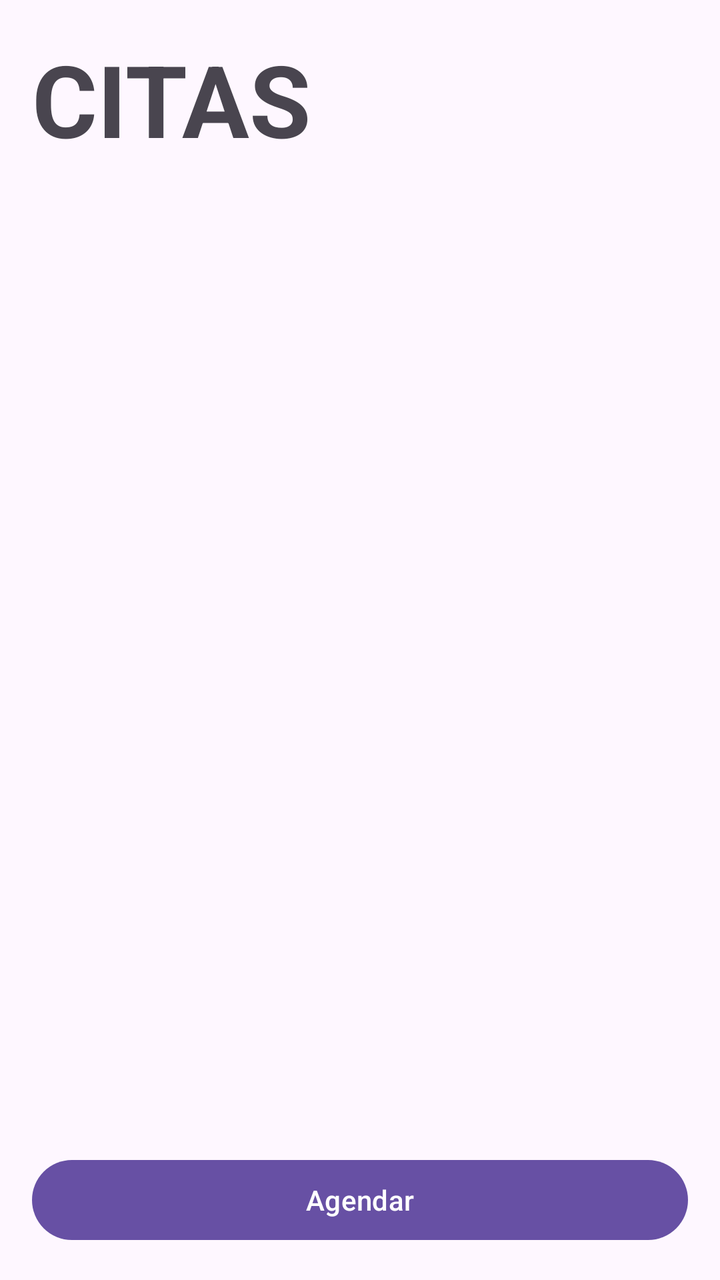
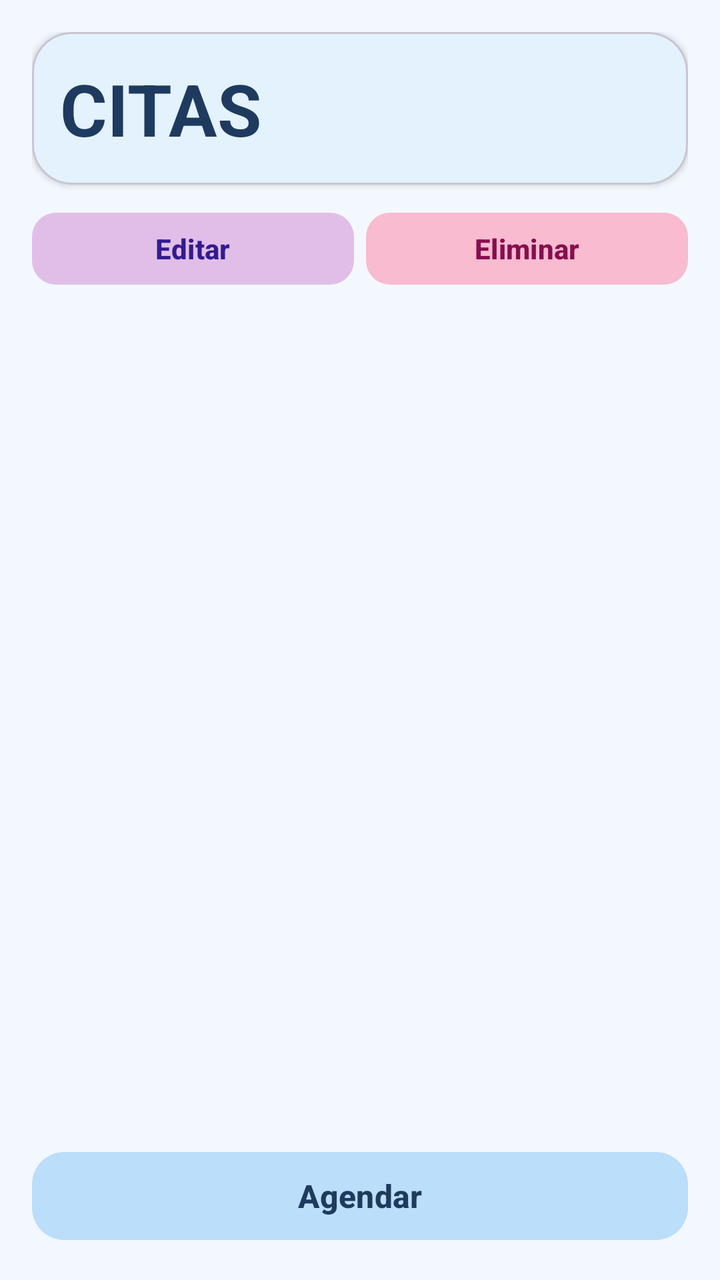

Compare the two renders of this Android layout. The source of the first and the diff that turns it into the second are given below.
<!-- AndroidManifest.xml: application theme Theme.Proyecto_u3_Itzel_Monserrat -->
<!-- res/layout/activity_citas.xml -->
<?xml version="1.0" encoding="utf-8"?>
<LinearLayout xmlns:android="http://schemas.android.com/apk/res/android"
    android:layout_width="match_parent"
    android:layout_height="match_parent"
    android:orientation="vertical"
    android:padding="16dp">

    <TextView
        android:layout_width="match_parent"
        android:layout_height="wrap_content"
        android:layout_marginBottom="10dp"
        android:text="CITAS"
        android:textSize="50sp"
        android:textStyle="bold" />

    <androidx.recyclerview.widget.RecyclerView
        android:id="@+id/rvCitas"
        android:layout_width="match_parent"
        android:layout_height="0dp"
        android:layout_weight="1" />

    <Button
        android:id="@+id/btnIrAgendarCita"
        android:layout_width="match_parent"
        android:layout_height="wrap_content"
        android:layout_marginTop="50dp"
        android:text="Agendar" />

</LinearLayout>
<!-- resources referenced by this layout -->
<resources>
  <style name="Theme.Proyecto_u3_Itzel_Monserrat" parent="Base.Theme.Proyecto_u3_Itzel_Monserrat" />
  <style name="Base.Theme.Proyecto_u3_Itzel_Monserrat" parent="Theme.Material3.DayNight.NoActionBar">
          
          
      </style>
</resources>

<!-- the commit's change to res/layout/activity_citas.xml (unified diff, before → after) -->
@@ -1,29 +1,84 @@
 <?xml version="1.0" encoding="utf-8"?>
 <LinearLayout xmlns:android="http://schemas.android.com/apk/res/android"
+    xmlns:app="http://schemas.android.com/apk/res-auto"
     android:layout_width="match_parent"
     android:layout_height="match_parent"
+    android:background="#F3F8FE"
     android:orientation="vertical"
     android:padding="16dp">
 
-    <TextView
+    <com.google.android.material.card.MaterialCardView
         android:layout_width="match_parent"
         android:layout_height="wrap_content"
         android:layout_marginBottom="10dp"
-        android:text="CITAS"
-        android:textSize="50sp"
-        android:textStyle="bold" />
+        app:cardBackgroundColor="#E3F2FD"
+        app:cardCornerRadius="20dp"
+        app:cardElevation="2dp">
+
+        <TextView
+            android:layout_width="match_parent"
+            android:layout_height="wrap_content"
+            android:padding="14dp"
+            android:text="CITAS"
+            android:textColor="#1E3A5F"
+            android:textSize="36sp"
+            android:textStyle="bold" />
+    </com.google.android.material.card.MaterialCardView>
+
+    
+    <LinearLayout
+        android:layout_width="match_parent"
+        android:layout_height="wrap_content"
+        android:layout_marginBottom="10dp"
+        android:orientation="horizontal">
+
+        <com.google.android.material.button.MaterialButton
+            android:id="@+id/btnEditarCita"
+            android:layout_width="0dp"
+            android:layout_height="44dp"
+            android:layout_marginEnd="6dp"
+            android:layout_weight="1"
+            android:text="Editar"
+            android:textAllCaps="false"
+            android:textColor="#311B92"
+            android:textStyle="bold"
+            app:backgroundTint="#E1BEE7"
+            app:cornerRadius="12dp" />
+
+        <com.google.android.material.button.MaterialButton
+            android:id="@+id/btnEliminarCita"
+            android:layout_width="0dp"
+            android:layout_height="44dp"
+            android:layout_weight="1"
+            android:text="Eliminar"
+            android:textAllCaps="false"
+            android:textColor="#880E4F"
+            android:textStyle="bold"
+            app:backgroundTint="#F8BBD0"
+            app:cornerRadius="12dp" />
+    </LinearLayout>
 
     <androidx.recyclerview.widget.RecyclerView
         android:id="@+id/rvCitas"
         android:layout_width="match_parent"
         android:layout_height="0dp"
-        android:layout_weight="1" />
+        android:layout_weight="1"
+        android:clipToPadding="false"
+        android:paddingBottom="8dp" />
 
-    <Button
+    
+    <com.google.android.material.button.MaterialButton
         android:id="@+id/btnIrAgendarCita"
         android:layout_width="match_parent"
-        android:layout_height="wrap_content"
-        android:layout_marginTop="50dp"
-        android:text="Agendar" />
+        android:layout_height="52dp"
+        android:layout_marginTop="10dp"
+        android:text="Agendar"
+        android:textAllCaps="false"
+        android:textColor="#1E3A5F"
+        android:textSize="16sp"
+        android:textStyle="bold"
+        app:backgroundTint="#BBDEFB"
+        app:cornerRadius="16dp"
+        app:rippleColor="#90CAF9" />
 
 </LinearLayout>
